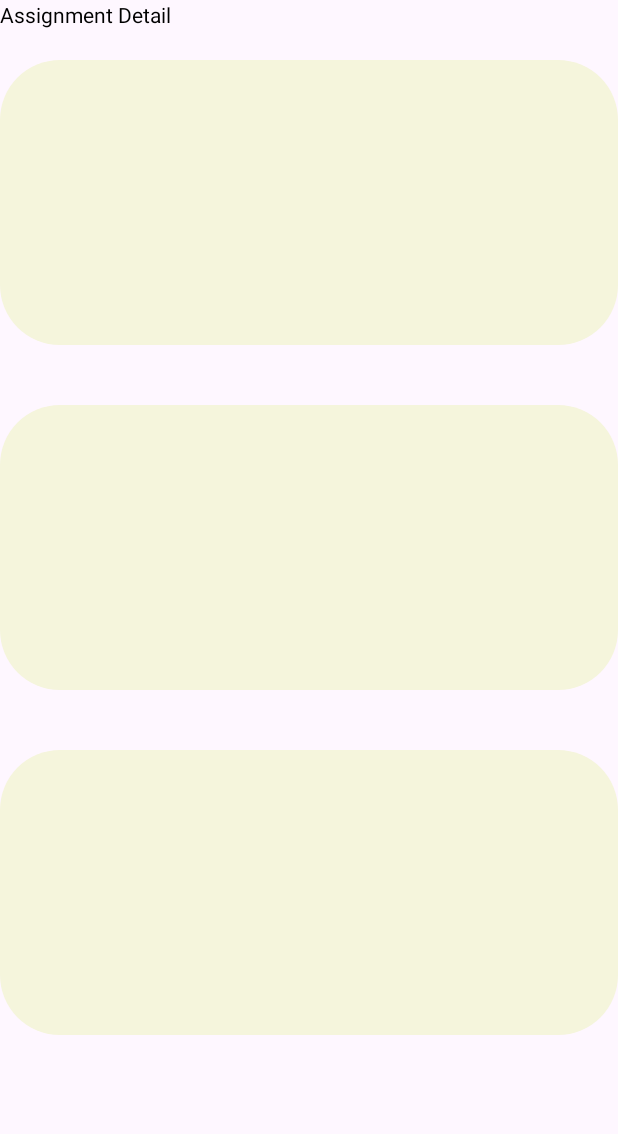
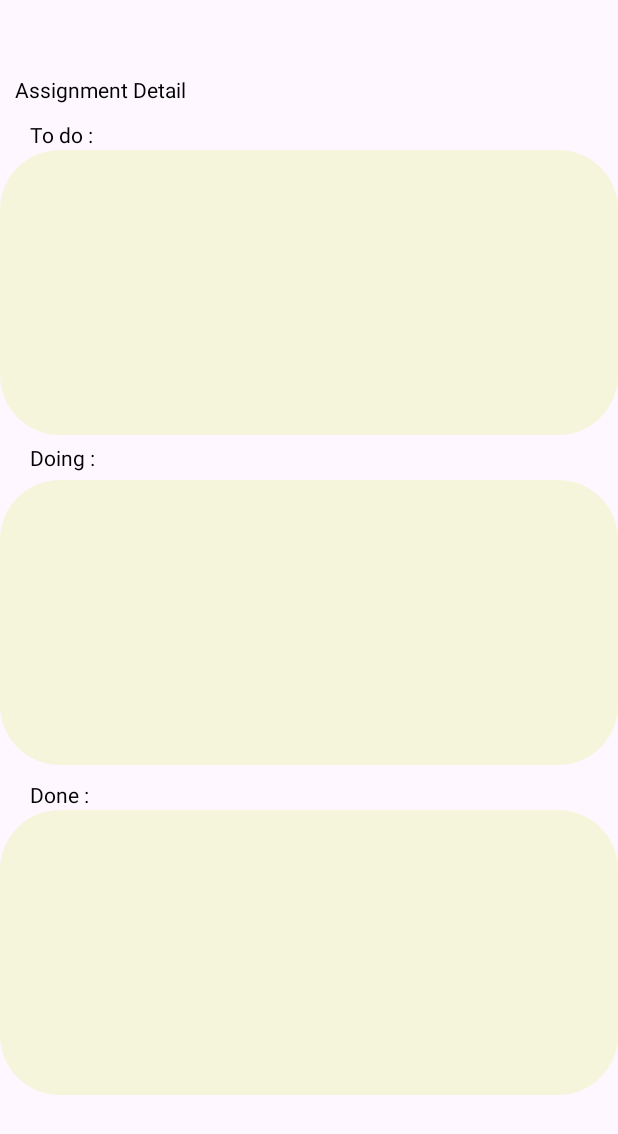
Before and after one commit to websiTester/PRM392_Android_Project, an Android app: the screen it shows after launch (MainActivity), after a tap on "Test Assignment Detail(Sơn)", on a phone screen of 412 x 824 dp. Shown: the top 1134 px of the screen. Run offline under Robolectric (Android 15) with nearby library versions, the phone set to English and light mode, and no system bars; our stand-ins replace RxJava; network calls fail.

Commit message:
add grouptask changing status

```diff
--- a/app/src/main/java/com/example/prm392_android_project/retrofit/API/GroupTaskAPI.java
+++ b/app/src/main/java/com/example/prm392_android_project/retrofit/API/GroupTaskAPI.java
@@ -4,10 +4,18 @@ import com.example.prm392_android_project.models.GroupTask;
 
 import java.util.List;
 
+import io.reactivex.rxjava3.core.Completable;
 import io.reactivex.rxjava3.core.Flowable;
 import retrofit2.http.GET;
+import retrofit2.http.PUT;
+import retrofit2.http.Query;
 
 public interface GroupTaskAPI {
     @GET("/api/GroupTask")
     Flowable<List<GroupTask>> getGroupTasks();
+    @PUT("/api/GroupTask/UpdateGroupTaskStatus")
+    Completable updateGroupTaskStatus(
+            @Query("id") int id
+    );
+
 }
--- a/app/src/main/java/com/example/prm392_android_project/viewmodels/AssignmentDetailViewModel.java
+++ b/app/src/main/java/com/example/prm392_android_project/viewmodels/AssignmentDetailViewModel.java
@@ -7,12 +7,15 @@ import androidx.annotation.NonNull;
 import androidx.lifecycle.AndroidViewModel;
 import androidx.lifecycle.LiveData;
 import androidx.lifecycle.MutableLiveData;
+import androidx.lifecycle.Transformations;
+import androidx.lifecycle.ViewModel;
 
 import com.example.prm392_android_project.models.GroupTask;
 import com.example.prm392_android_project.retrofit.API.GroupTaskAPI;
 import com.example.prm392_android_project.retrofit.Client.RetrofitClient;
 
 import java.util.List;
+import java.util.stream.Collectors;
 
 import io.reactivex.rxjava3.android.schedulers.AndroidSchedulers;
 import io.reactivex.rxjava3.disposables.CompositeDisposable;
@@ -20,26 +23,48 @@ import io.reactivex.rxjava3.disposables.Disposable;
 import io.reactivex.rxjava3.schedulers.Schedulers;
 import retrofit2.Retrofit;
 
-public class AssignmentDetailViewModel extends AndroidViewModel {
+public class AssignmentDetailViewModel extends ViewModel {
     private final Retrofit retrofit = RetrofitClient.getInstance();
     private final GroupTaskAPI retrofitAPI = retrofit.create(GroupTaskAPI.class);
     private final CompositeDisposable mCompositeDisposable;
-    private final MutableLiveData<List<GroupTask>> articleLiveData = new MutableLiveData<>();
-    public AssignmentDetailViewModel(@NonNull Application application) {
-        super(application);
+    private final MutableLiveData<List<GroupTask>> groupTaskLiveData = new MutableLiveData<>();
+    public AssignmentDetailViewModel() {
         mCompositeDisposable = new CompositeDisposable();
         fetchGroupTasks();
     }
-    public LiveData<List<GroupTask>> getArticleLiveData() {
-        return articleLiveData;
+    public LiveData<List<GroupTask>> getTodoGroupTaskLiveData() {
+        return Transformations.map(groupTaskLiveData, input -> {
+            if (input == null){
+                return null;
+            }
+           return input.stream().filter(g -> g.getStatus().equals("todo")).collect(Collectors.toList());
+        });
     }
+    public LiveData<List<GroupTask>> getInProgressGroupTaskLiveData() {
+        return Transformations.map(groupTaskLiveData, input -> {
+            if (input == null) {
+                return null;
+            }
+            return input.stream().filter(g -> g.getStatus().equals("doing")).collect(Collectors.toList());
+        });
+    }
+    public LiveData<List<GroupTask>> getDoneGroupTaskLiveData() {
+        return Transformations.map(groupTaskLiveData, input -> {
+            if (input == null) {
+                return null;
+            }
+            return input.stream().filter(g -> g.getStatus().equals("done")).collect(Collectors.toList());
+        });
+    }
+
+
     public void fetchGroupTasks() {
         Disposable disposable = retrofitAPI.getGroupTasks()
                 .subscribeOn(Schedulers.io())
                 .observeOn(AndroidSchedulers.mainThread())
                 .subscribe(
                         groupTasks -> {
-                            articleLiveData.setValue(groupTasks);
+                            groupTaskLiveData.setValue(groupTasks);
 
                             if (groupTasks != null) {
                                 Log.d("API_CALL", "Fetched " + groupTasks.size() + " articles successfully.");
@@ -54,4 +79,22 @@ public class AssignmentDetailViewModel extends AndroidViewModel {
         mCompositeDisposable.add(disposable);
     }
 
+    public void ChangeTaskStatus(int id){
+        Disposable disposable = retrofitAPI.updateGroupTaskStatus(id)
+                .subscribeOn(Schedulers.io())
+                .observeOn(AndroidSchedulers.mainThread())
+                .subscribe(
+                        // onComplete
+                        () -> {
+                            Log.d("ChangeTaskStatus", "Task status updated successfully");
+                        },
+                        // onError
+                        throwable -> {
+                            Log.e("ChangeTaskStatus", "Error updating task status", throwable);
+                        }
+                );
+        mCompositeDisposable.add(disposable);
+
+    }
+
 }
--- a/app/src/main/java/com/example/prm392_android_project/views/AssignmentDetailFragment.java
+++ b/app/src/main/java/com/example/prm392_android_project/views/AssignmentDetailFragment.java
@@ -1,15 +1,14 @@
 package com.example.prm392_android_project.views;
 
 import android.os.Bundle;
+import android.view.LayoutInflater;
+import android.view.View;
+import android.view.ViewGroup;
 
 import androidx.fragment.app.Fragment;
 import androidx.lifecycle.ViewModelProvider;
 import androidx.recyclerview.widget.LinearLayoutManager;
 import androidx.recyclerview.widget.RecyclerView;
-
-import android.view.LayoutInflater;
-import android.view.View;
-import android.view.ViewGroup;
 
 import com.example.prm392_android_project.R;
 import com.example.prm392_android_project.recyclerviewadapter.TaskRecyclerViewAdapter;
@@ -18,11 +17,10 @@ import com.example.prm392_android_project.viewmodels.AssignmentDetailViewModel;
 public class AssignmentDetailFragment extends Fragment {
 
     private RecyclerView todoRecyclerView;
-    private  RecyclerView doingRecyclerView;
-    private  RecyclerView doneRecyclerView;
+    private RecyclerView doingRecyclerView;
+    private RecyclerView doneRecyclerView;
     private TaskRecyclerViewAdapter adapter;
     private AssignmentDetailViewModel viewModel;
-
 
 
     public AssignmentDetailFragment() {
@@ -49,14 +47,26 @@ public class AssignmentDetailFragment extends Fragment {
         doneRecyclerView = view.findViewById(R.id.done_recycler_view);
 
 
-        viewModel.getArticleLiveData().observe(getViewLifecycleOwner(), groupTasks -> {
-                    adapter = new TaskRecyclerViewAdapter(groupTasks);
-                    todoRecyclerView.setLayoutManager(new LinearLayoutManager(getContext()));
-                    todoRecyclerView.setAdapter(adapter);
-                }
-        );
+        viewModel.getTodoGroupTaskLiveData().observe(getViewLifecycleOwner(), groupTasks -> {
+            adapter = new TaskRecyclerViewAdapter(groupTasks);
+            todoRecyclerView.setLayoutManager(new LinearLayoutManager(getContext()));
+            todoRecyclerView.setAdapter(adapter);
+        });
 
-        return view ;
+        viewModel.getInProgressGroupTaskLiveData().observe(getViewLifecycleOwner(), groupTasks -> {
+            adapter = new TaskRecyclerViewAdapter(groupTasks);
+            doingRecyclerView.setLayoutManager(new LinearLayoutManager(getContext()));
+            doingRecyclerView.setAdapter(adapter);
+        });
+
+        viewModel.getDoneGroupTaskLiveData().observe(getViewLifecycleOwner(), groupTasks -> {
+            adapter = new TaskRecyclerViewAdapter(groupTasks);
+            doneRecyclerView.setLayoutManager(new LinearLayoutManager(getContext()));
+            doneRecyclerView.setAdapter(adapter);
+        });
+
+
+        return view;
     }
 
 }
--- a/app/src/main/res/drawable/task_item_background.xml
+++ b/app/src/main/res/drawable/task_item_background.xml
@@ -1,5 +1,5 @@
 <?xml version="1.0" encoding="utf-8"?>
 <shape xmlns:android="http://schemas.android.com/apk/res/android">
      <solid android:color="@color/white"/>
-    <corners android:radius="40dp"/>
+    <corners android:radius="10dp"/>
 </shape>
--- a/app/src/main/res/layout/fragment_assignment_detail.xml
+++ b/app/src/main/res/layout/fragment_assignment_detail.xml
@@ -6,29 +6,52 @@
     tools:context=".views.AssignmentDetailFragment">
 
     <TextView
+        android:id="@+id/assignment_detail_title"
+        android:layout_marginTop="50dp"
         android:layout_width="match_parent"
         android:layout_height="40dp"
+        android:layout_marginStart="10dp"
         android:text="Assignment Detail"
         android:textColor="@android:color/black"/>
     <!-- TODO: Update blank fragment layout -->
+    <TextView
+        android:layout_marginTop="80dp"
+        android:layout_marginStart="20dp"
+        android:layout_width="match_parent"
+        android:layout_height="20dp"
+        android:text="To do :"
+        android:textColor="@android:color/black"/>
     <androidx.recyclerview.widget.RecyclerView
         android:id="@+id/todo_recycler_view"
         android:layout_width="match_parent"
         android:layout_height="190dp"
-        android:layout_marginTop="40dp"
+        android:layout_marginTop="100dp"
         android:background="@drawable/task_column_background"/>
+    <TextView
+        android:layout_marginTop="295dp"
+        android:layout_marginStart="20dp"
+        android:layout_width="match_parent"
+        android:layout_height="20dp"
+        android:text="Doing :"
+        android:textColor="@android:color/black"/>
     <androidx.recyclerview.widget.RecyclerView
         android:id="@+id/doing_recycler_view"
         android:layout_width="match_parent"
         android:layout_height="190dp"
-        android:layout_marginTop="270dp"
+        android:layout_marginTop="320dp"
         android:background="@drawable/task_column_background"/>
-
+    <TextView
+        android:layout_marginTop="520dp"
+        android:layout_marginStart="20dp"
+        android:layout_width="match_parent"
+        android:layout_height="20dp"
+        android:text="Done :"
+        android:textColor="@android:color/black"/>
     <androidx.recyclerview.widget.RecyclerView
         android:id="@+id/done_recycler_view"
         android:layout_width="match_parent"
         android:layout_height="190dp"
-        android:layout_marginTop="500dp"
+        android:layout_marginTop="540dp"
         android:background="@drawable/task_column_background"/>
 
 </FrameLayout>
```
Also changed, not shown: app/src/main/java/com/example/prm392_android_project/actionbindings/ChangeTaskColumnEvent.java (+14 -1 lines), app/src/main/res/layout/task_layout.xml (+13 -7 lines).
